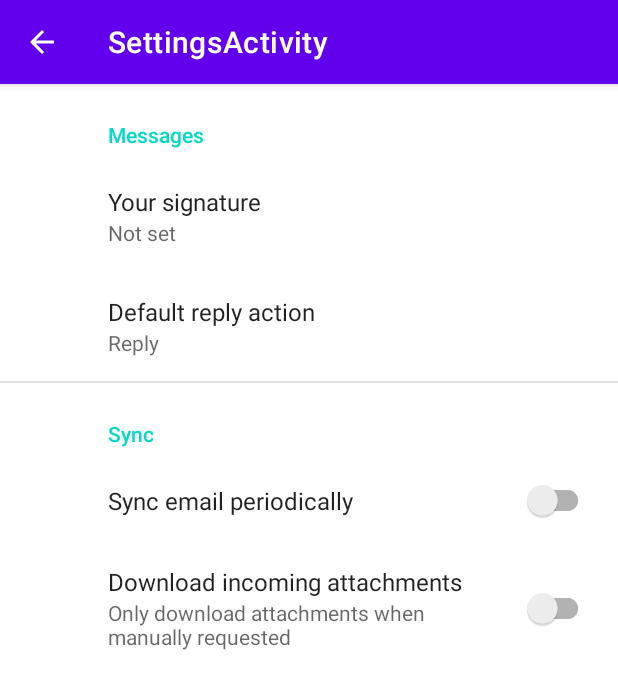
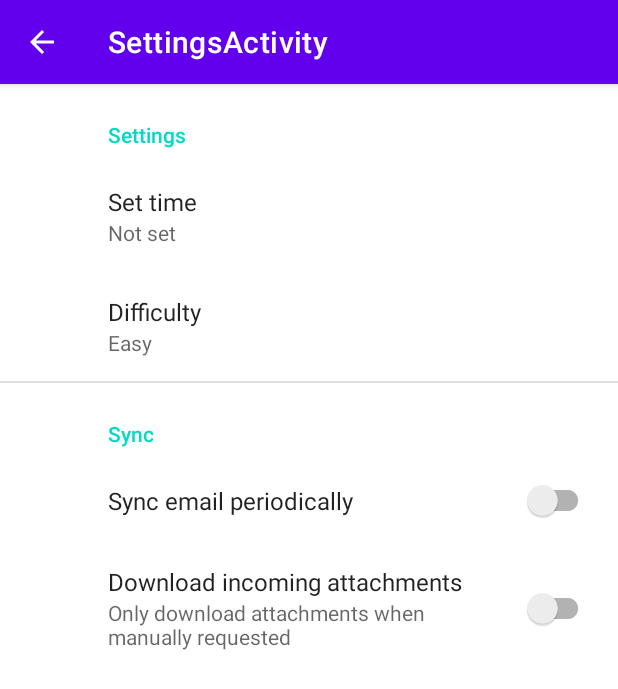
Before and after one commit to Stewie4848/EducationGame, an Android app: the SettingsActivity screen opened directly, with no data from a screen before it, on a phone screen of 412 x 824 dp. Shown: the top 689 px of the screen. Run offline under Robolectric (Android 15) with nearby library versions, the phone set to English and light mode, and no system bars; our stand-ins replace androidx.preference.

Commit message:
Add settings for game

```diff
--- a/app/src/main/res/values/arrays.xml
+++ b/app/src/main/res/values/arrays.xml
@@ -1,12 +1,14 @@
 <resources>
     <!-- Reply Preference -->
-    <string-array name="reply_entries">
-        <item>Reply</item>
-        <item>Reply to all</item>
+    <string-array name="difficulty_entries">
+        <item>Easy</item>
+        <item>Medium</item>
+        <item>Hard</item>
     </string-array>
 
-    <string-array name="reply_values">
-        <item>reply</item>
-        <item>reply_all</item>
+    <string-array name="difficulty_values">
+        <item>1</item>
+        <item>2</item>
+        <item>3</item>
     </string-array>
 </resources>
--- a/app/src/main/res/values/strings.xml
+++ b/app/src/main/res/values/strings.xml
@@ -6,12 +6,12 @@
     <string name="title_activity_settings">SettingsActivity</string>
 
     <!-- Preference Titles -->
-    <string name="messages_header">Messages</string>
+    <string name="settings_header">Settings</string>
     <string name="sync_header">Sync</string>
 
     <!-- Messages Preferences -->
-    <string name="signature_title">Your signature</string>
-    <string name="reply_title">Default reply action</string>
+    <string name="time_title">Set time</string>
+    <string name="difficulty_title">Difficulty</string>
 
     <!-- Sync Preferences -->
     <string name="sync_title">Sync email periodically</string>
--- a/app/src/main/res/xml/root_preferences.xml
+++ b/app/src/main/res/xml/root_preferences.xml
@@ -1,18 +1,19 @@
 <PreferenceScreen xmlns:app="http://schemas.android.com/apk/res-auto">
 
-    <PreferenceCategory app:title="@string/messages_header">
+    <PreferenceCategory app:title="@string/settings_header">
 
         <EditTextPreference
-            app:key="signature"
-            app:title="@string/signature_title"
+            app:key="time_setting"
+
+            app:title="@string/time_title"
             app:useSimpleSummaryProvider="true" />
 
         <ListPreference
-            app:defaultValue="reply"
-            app:entries="@array/reply_entries"
-            app:entryValues="@array/reply_values"
-            app:key="reply"
-            app:title="@string/reply_title"
+            app:defaultValue="1"
+            app:entries="@array/difficulty_entries"
+            app:entryValues="@array/difficulty_values"
+            app:key="difficultySetting"
+            app:title="@string/difficulty_title"
             app:useSimpleSummaryProvider="true" />
 
     </PreferenceCategory>
```
